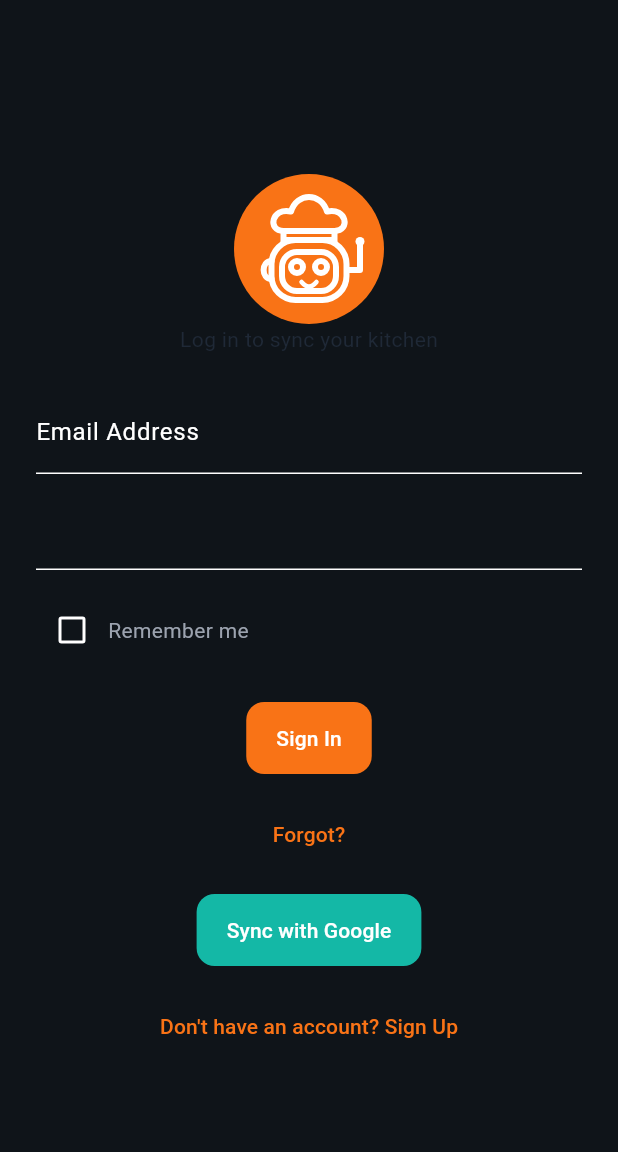
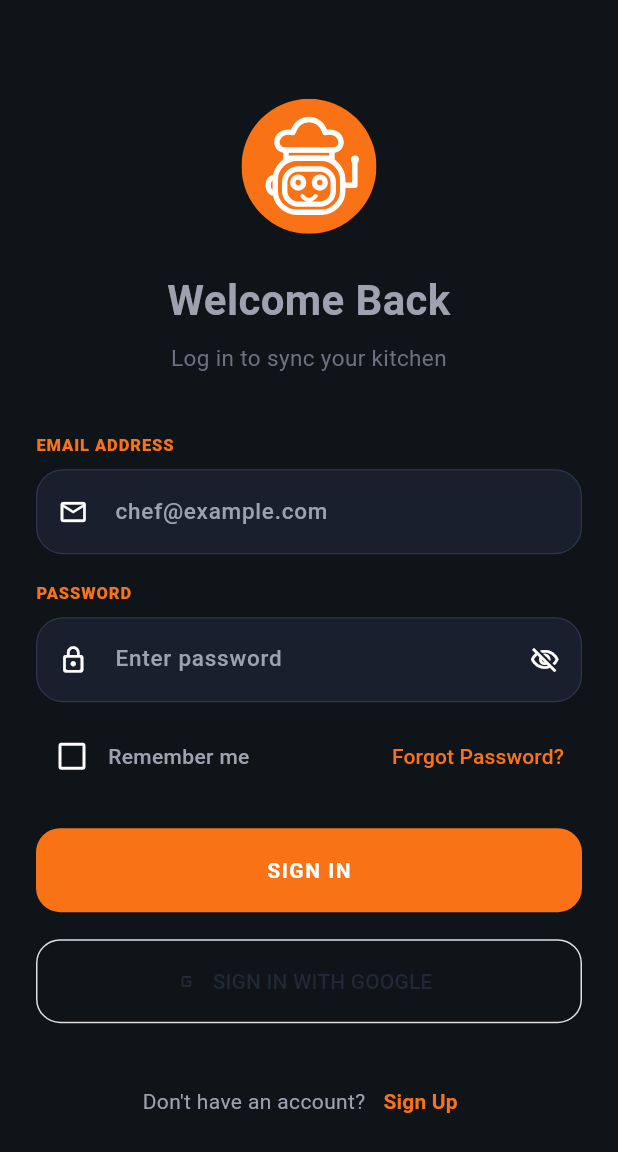
Before and after one commit to amansingh8670/chefai_flutter, a Flutter app: the LoginScreen screen opened directly, on a phone screen of 412 x 824 dp. Shown: the top 1152 px of the screen. Run offline on Flutter 3.47's test engine with Material 3 defaults, Android fonts, the phone set to English and light mode, and no system bars; our stand-ins replace flutter_riverpod, flutter_svg.

Commit message:
login page fixes

```diff
--- a/lib/features/authentication/pages/login_page.dart
+++ b/lib/features/authentication/pages/login_page.dart
@@ -1,83 +1,227 @@
-import 'package:chef_ai_mobile/core/theme/app_colors.dart';
 import 'package:flutter/material.dart';
 import 'package:flutter_svg/flutter_svg.dart';
 
-class LoginScreen extends StatelessWidget {
+import 'package:chef_ai_mobile/core/theme/app_colors.dart';
+
+import 'package:chef_ai_mobile/shared/widgets/inputs/app_email_field.dart';
+import 'package:chef_ai_mobile/shared/widgets/inputs/app_password_field.dart';
+
+class LoginScreen extends StatefulWidget {
   const LoginScreen({super.key});
+
+  @override
+  State<LoginScreen> createState() => _LoginScreenState();
+}
+
+class _LoginScreenState extends State<LoginScreen> {
+  final _formKey = GlobalKey<FormState>();
+
+  final _emailController = TextEditingController();
+  final _passwordController = TextEditingController();
+
+  bool rememberMe = false;
+
+  @override
+  void dispose() {
+    _emailController.dispose();
+    _passwordController.dispose();
+    super.dispose();
+  }
+
+  void _login() {
+    if (!_formKey.currentState!.validate()) return;
+
+    // TODO:
+    // Login API
+  }
 
   @override
   Widget build(BuildContext context) {
     return Scaffold(
-      body: Center(
-        child: Padding(
-          padding: const EdgeInsets.all(24),
+      backgroundColor: AppColors.backgroundDark,
+
+      body: SafeArea(
+        child: Center(
+          child: SingleChildScrollView(
+            padding: const EdgeInsets.symmetric(
+              horizontal: 24,
+              vertical: 24,
+            ),
+
+            child: Form(
+              key: _formKey,
+
               child: Column(
-            mainAxisAlignment: MainAxisAlignment.center,
+                crossAxisAlignment: CrossAxisAlignment.stretch,
+
                 children: [
-              SvgPicture.asset('assets/icons/chefai_logo.svg'),
+                  SvgPicture.asset(
+                    "assets/icons/chefai_logo.svg",
+                    height: 90,
+                  ),
+
+                  const SizedBox(height: 24),
+
                   const Text(
-                'Log in to sync your kitchen',
-                style: TextStyle(color: AppColors.textPrimaryLight),
-              ),
-              const SizedBox(height: 24),
-              TextField(
-                decoration: const InputDecoration(
-                  labelText: 'Email Address',
-                  hintText: 'chef@chefai.com',
+                    "Welcome Back",
+                    textAlign: TextAlign.center,
+
+                    style: TextStyle(
+                      fontSize: 28,
+                      fontWeight: FontWeight.bold,
                     ),
                   ),
-              const SizedBox(height: 16),
-              PasswordField(label: 'Password', secureTextEntry: true),
-              const SizedBox(height: 16),
+
+                  const SizedBox(height: 8),
+
+                  const Text(
+                    "Log in to sync your kitchen",
+                    textAlign: TextAlign.center,
+
+                    style: TextStyle(
+                      fontSize: 15,
+                      color: AppColors.textSecondaryLight,
+                    ),
+                  ),
+
+                  const SizedBox(height: 40),
+
+                  AppEmailField(
+                    controller: _emailController,
+                  ),
+
+                  const SizedBox(height: 18),
+
+                  AppPasswordField(
+                    controller: _passwordController,
+                  ),
+
+                  const SizedBox(height: 12),
+
                   Row(
                     children: [
-                  Checkbox(value: false, onChanged: (value) {}),
-                  const Text('Remember me'),
+                      Checkbox(
+                        value: rememberMe,
+                        activeColor: AppColors.primaryOrange,
+                        onChanged: (value) {
+                          setState(() {
+                            rememberMe = value ?? false;
+                          });
+                        },
+                      ),
+
+                      const Text(
+                        "Remember me",
+                        style: TextStyle(
+                          fontWeight: FontWeight.w500,
+                        ),
+                      ),
+
+                      const Spacer(),
+
+                      TextButton(
+                        onPressed: () {},
+
+                        child: const Text(
+                          "Forgot Password?",
+                        ),
+                      ),
                     ],
                   ),
+
                   const SizedBox(height: 24),
-              ElevatedButton(
+
+                  SizedBox(
+                    height: 56,
+
+                    child: ElevatedButton(
+                      onPressed: _login,
+
                       style: ElevatedButton.styleFrom(
-                  backgroundColor: AppColors.primaryOrange,
+                        backgroundColor:
+                            AppColors.primaryOrange,
+
+                        foregroundColor: Colors.white,
+
+                        shape: RoundedRectangleBorder(
+                          borderRadius:
+                              BorderRadius.circular(16),
                         ),
-                child: const Text('Sign In'),
+                      ),
+
+                      child: const Text(
+                        "SIGN IN",
+                        style: TextStyle(
+                          fontWeight: FontWeight.bold,
+                          letterSpacing: 1,
+                        ),
+                      ),
+                    ),
+                  ),
+
+                  const SizedBox(height: 18),
+
+                  SizedBox(
+                    height: 56,
+
+                    child: OutlinedButton.icon(
                       onPressed: () {},
+
+                      icon: const Icon(Icons.g_mobiledata),
+
+                      label: const Text(
+                        "SIGN IN WITH GOOGLE",
                       ),
-              const SizedBox(height: 16),
-              TextButton(onPressed: () {}, child: const Text('Forgot?')),
-              const SizedBox(height: 16),
-              ElevatedButton(
-                style: ElevatedButton.styleFrom(
-                  backgroundColor: AppColors.accentTeal,
+
+                      style: OutlinedButton.styleFrom(
+                        foregroundColor:
+                            AppColors.textPrimaryLight,
+
+                        side: BorderSide(
+                          color: Colors.grey.shade300,
                         ),
-                child: const Text('Sync with Google'),
-                onPressed: () {},
+
+                        shape: RoundedRectangleBorder(
+                          borderRadius:
+                              BorderRadius.circular(16),
                         ),
-              const SizedBox(height: 16),
+                      ),
+                    ),
+                  ),
+
+                  const SizedBox(height: 28),
+
+                  Row(
+                    mainAxisAlignment:
+                        MainAxisAlignment.center,
+
+                    children: [
+                      const Text(
+                        "Don't have an account?",
+                      ),
+
                       TextButton(
-                onPressed: () {},
-                child: const Text("Don't have an account? Sign Up"),
+                        onPressed: () {
+                          // Navigate to Sign Up
+                        },
+
+                        child: const Text(
+                          "Sign Up",
+                          style: TextStyle(
+                            fontWeight: FontWeight.bold,
+                            color:
+                                AppColors.primaryOrange,
+                          ),
+                        ),
                       ),
                     ],
+                  ),
+                ],
+              ),
+            ),
           ),
         ),
       ),
     );
   }
 }
-
-class PasswordField extends TextField {
-  final String label;
-  final bool secureTextEntry;
-
-  const PasswordField({
-    super.key,
-    required this.label,
-    this.secureTextEntry = true,
-  }) : super(
-         // decoration: InputDecoration(
-         //    labelText : "password"
-         // ),
-         obscureText: secureTextEntry,
-       );
-}
--- a/lib/main.dart
+++ b/lib/main.dart
@@ -27,7 +27,7 @@ class MyApp extends ConsumerWidget {
       theme: AppTheme.lightTheme,
       darkTheme: AppTheme.darkTheme,
       themeMode: currentTheme,
-      home: const SignUpScreen(),
+      home: const LoginScreen(),
     );
   }
 }
```
Lines whose indentation alone changed are shown as unchanged.
